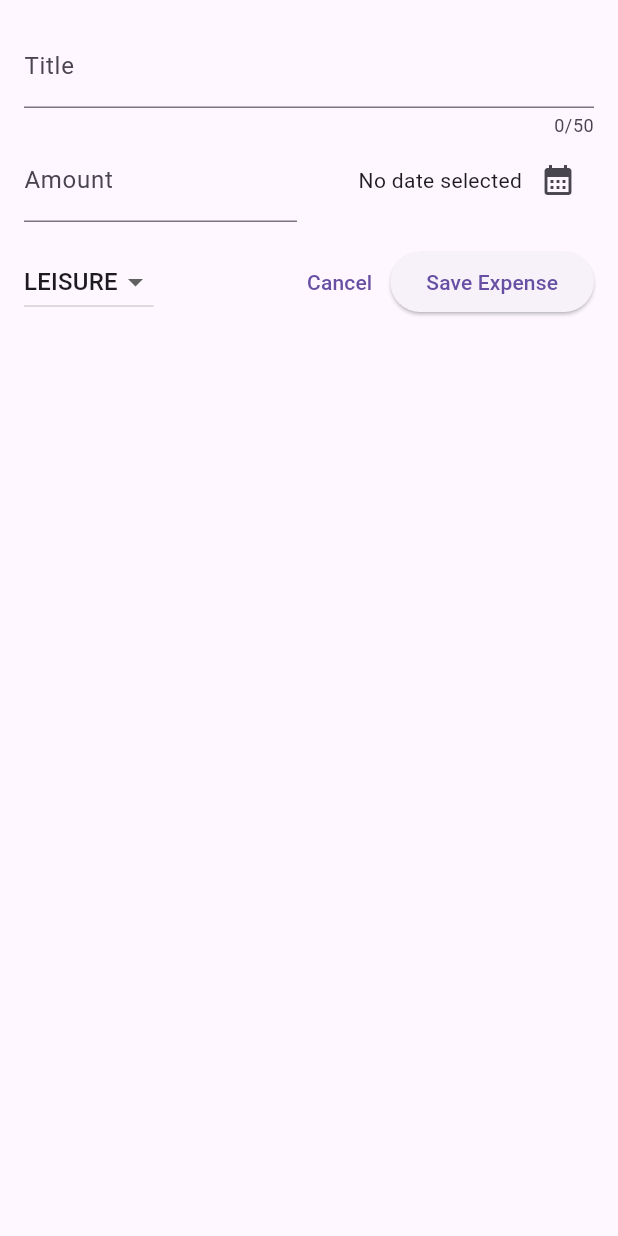
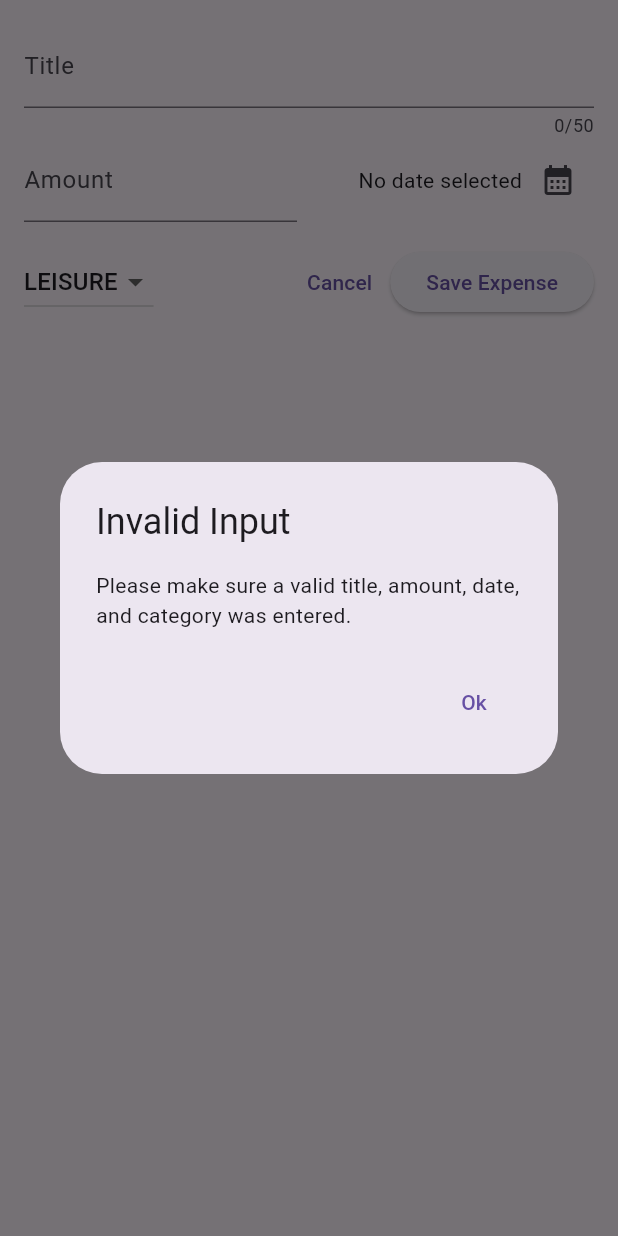
Before and after one commit to weas3ls/flutter-expense-tracker, a Flutter app: the NewExpense widget shown alone on an empty page, opened directly, after a tap on "Save Expense", on a phone screen of 412 x 824 dp. Run offline on Flutter 3.47's test engine with Material 3 defaults, Android fonts, the phone set to English and light mode, and no system bars.

Commit message:
add validation to form

```diff
--- a/lib/widgets/new_expense.dart
+++ b/lib/widgets/new_expense.dart
@@ -29,6 +29,33 @@ class _NewExpenseState extends State<NewExpense> {
     setState(() {
       _selectedDate = pickedDate;
     });
+  }
+
+  void _submitExpenseData() {
+    final enteredAmount = double.tryParse(_amountController.text);
+    final amountIsInvalid = enteredAmount == null || enteredAmount <= 0;
+
+    if (_titleController.text.trim().isEmpty ||
+        !amountIsInvalid ||
+        _selectedDate == null) {
+      showDialog(
+        context: context,
+        builder: (ctx) => AlertDialog(
+          title: const Text('Invalid Input'),
+          content: const Text(
+              'Please make sure a valid title, amount, date, and category was entered.'),
+          actions: [
+            TextButton(
+              onPressed: () {
+                Navigator.pop(ctx);
+              },
+              child: const Text('Ok'),
+            ),
+          ],
+        ),
+      );
+      return;
+    }
   }
 
   @override
@@ -114,10 +141,7 @@ class _NewExpenseState extends State<NewExpense> {
                 child: const Text('Cancel'),
               ),
               ElevatedButton(
-                onPressed: () {
-                  print(_titleController.text);
-                  print(_amountController.text);
-                },
+                onPressed: _submitExpenseData,
                 child: const Text('Save Expense'),
               ),
             ],
```
